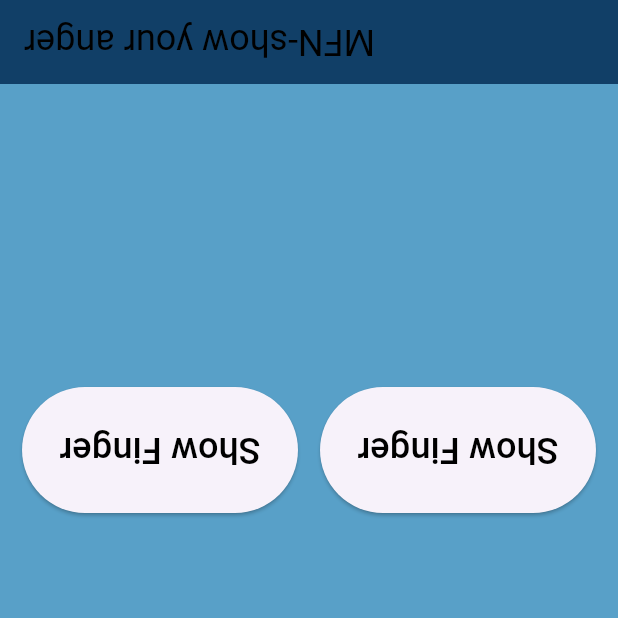
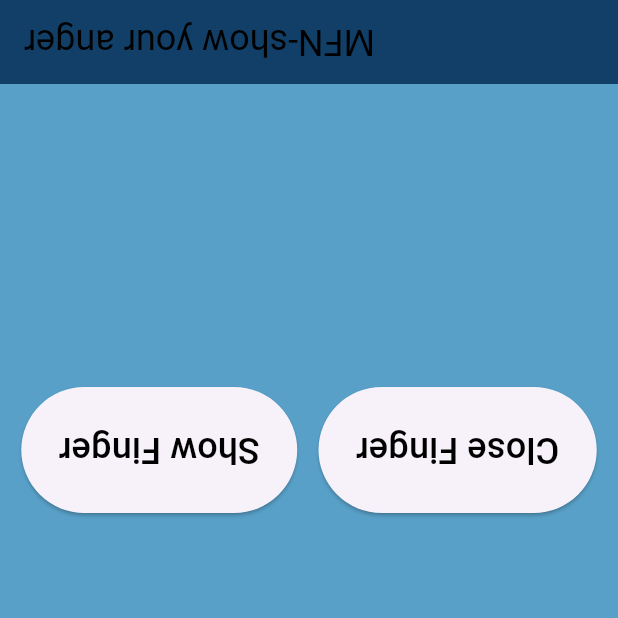
Before and after one commit to Raman-pro/MFN, a Flutter app: the screen it shows after launch, on a phone screen of 412 x 824 dp, the top half of it. Run offline on Flutter 3.47's test engine with Material 3 defaults, Android fonts, the phone set to English and light mode, and no system bars; missing offline and left inert: flutter_glyph_kit.

Commit message:
Readme.md updated, Changed text in FingrButton

```diff
--- a/lib/Widgets/FingerButton.dart
+++ b/lib/Widgets/FingerButton.dart
@@ -2,15 +2,16 @@ import 'package:flutter/material.dart';
 import 'RotatedText.dart';
 
 class FingerButton extends StatelessWidget {
-  const FingerButton({super.key,required this.onPressed});
+  const FingerButton({required this.text,super.key,required this.onPressed});
   final void Function() onPressed;
+  final String text;
 
   @override
   Widget build(BuildContext context) {
     return ElevatedButton(
       style: ElevatedButton.styleFrom(padding: EdgeInsetsGeometry.all(25)),
       onPressed:onPressed,
-      child: RotatedText(text:'Show Finger'),
+      child: RotatedText(text:text),
     );
   }
 }
--- a/lib/main.dart
+++ b/lib/main.dart
@@ -60,6 +60,7 @@ class _MyAppState extends State<MyApp> {
                 mainAxisAlignment: MainAxisAlignment.spaceEvenly,
                 children: [
                   FingerButton(
+                    text: 'Show Finger',
                     onPressed: () {
                       const duration = Duration(milliseconds: 10); // frame rate
                       const double target = 11.0;
@@ -85,6 +86,7 @@ class _MyAppState extends State<MyApp> {
                   ),
 
                   FingerButton(
+                    text: 'Close Finger',
                     onPressed: () {
                       Timer.periodic(Duration(milliseconds: 30), (timer) {
                         if (_current <= 2) {
```
Also changed, not shown: 2 other files.
